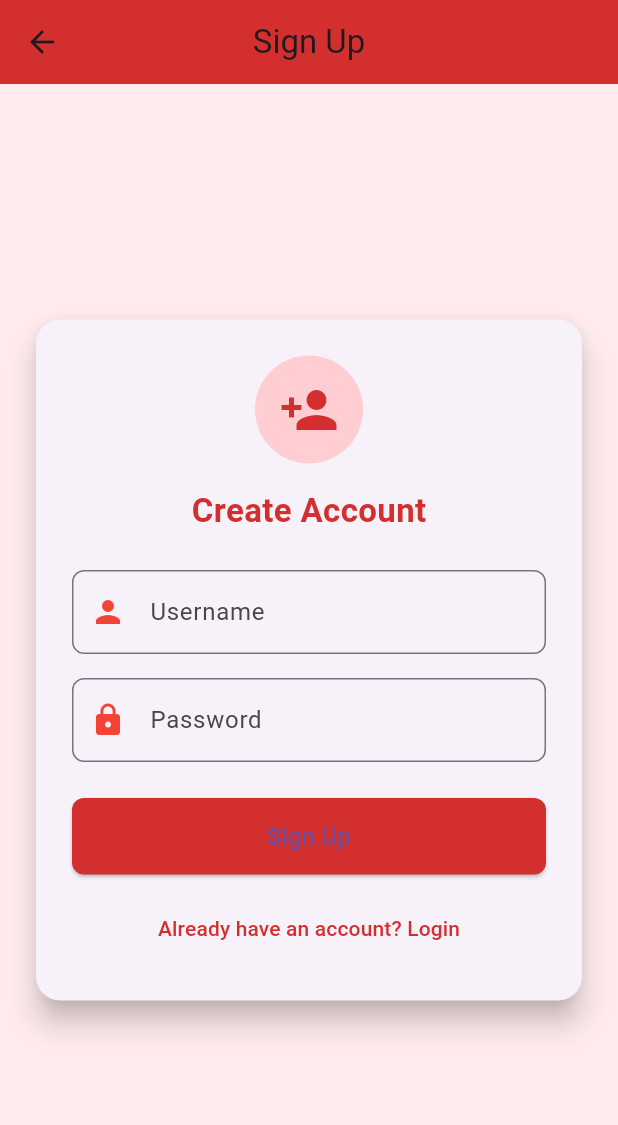
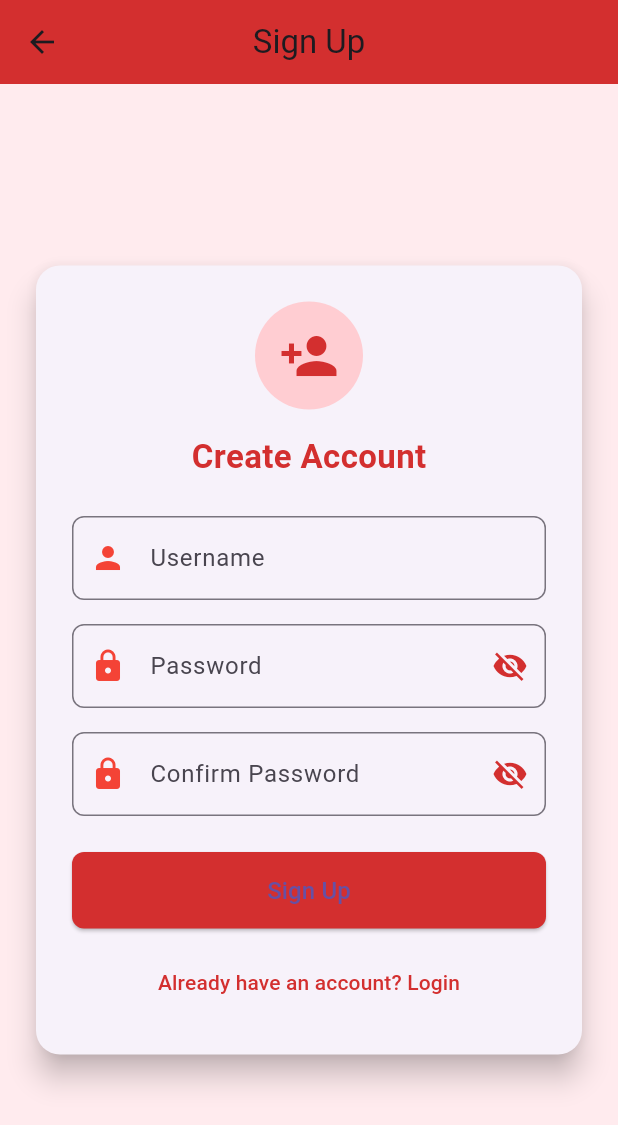
Before and after one commit to nqdat2002/bloc_sharepref, a Flutter app: the SignUpScreen screen opened directly with empty values, on a phone screen of 412 x 824 dp. Shown: the top 1125 px of the screen. Run offline on Flutter 3.47's test engine with Material 3 defaults, Android fonts, the phone set to English and light mode, and no system bars; our stand-ins replace bloc, firebase_core, firebase_messaging, flutter_bloc, shared_preferences; accounts and stored records are empty.

Commit message:
add confirm password filed

```diff
--- a/lib/screens/signup_screen.dart
+++ b/lib/screens/signup_screen.dart
@@ -14,6 +14,10 @@ class SignUpScreen extends StatefulWidget {
 class _SignUpScreenState extends State<SignUpScreen> {
   final _usernameController = TextEditingController();
   final _passwordController = TextEditingController();
+  final _confirmPasswordController = TextEditingController();
+
+  bool _obscurePassword = true;
+  bool _obscureConfirmPassword = true;
 
   @override
   Widget build(BuildContext context) {
@@ -89,8 +93,44 @@ class _SignUpScreenState extends State<SignUpScreen> {
                             borderSide: BorderSide(color: Colors.red.shade700),
                             borderRadius: BorderRadius.circular(8),
                           ),
+                          suffixIcon: IconButton(
+                            icon: Icon(
+                              _obscurePassword ? Icons.visibility_off : Icons.visibility,
+                              color: Colors.red.shade700,
+                            ),
+                            onPressed: () {
+                              setState(() {
+                                _obscurePassword = !_obscurePassword;
+                              });
+                            },
+                          ),
                         ),
-                        obscureText: true,
+                        obscureText: _obscurePassword,
+                      ),
+                      const SizedBox(height: 16),
+                      TextField(
+                        controller: _confirmPasswordController,
+                        decoration: InputDecoration(
+                          labelText: 'Confirm Password',
+                          prefixIcon: Icon(Icons.lock, color: Colors.red),
+                          border: OutlineInputBorder(borderRadius: BorderRadius.circular(8)),
+                          focusedBorder: OutlineInputBorder(
+                            borderSide: BorderSide(color: Colors.red.shade700),
+                            borderRadius: BorderRadius.circular(8),
+                          ),
+                          suffixIcon: IconButton(
+                            icon: Icon(
+                              _obscureConfirmPassword ? Icons.visibility_off : Icons.visibility,
+                              color: Colors.red.shade700,
+                            ),
+                            onPressed: () {
+                              setState(() {
+                                _obscureConfirmPassword = !_obscureConfirmPassword;
+                              });
+                            },
+                          ),
+                        ),
+                        obscureText: _obscureConfirmPassword,
                       ),
                       const SizedBox(height: 24),
                       SizedBox(
@@ -104,6 +144,13 @@ class _SignUpScreenState extends State<SignUpScreen> {
                             ),
                           ),
                           onPressed: () {
+                            // Bạn có thể kiểm tra xác nhận mật khẩu ở đây nếu muốn
+                            if (_passwordController.text != _confirmPasswordController.text) {
+                              ScaffoldMessenger.of(context).showSnackBar(
+                                SnackBar(content: Text("Passwords do not match")),
+                              );
+                              return;
+                            }
                             context.read<AuthenticationBloc>().add(
                                   SignUpRequested(
                                     username: _usernameController.text,
```
